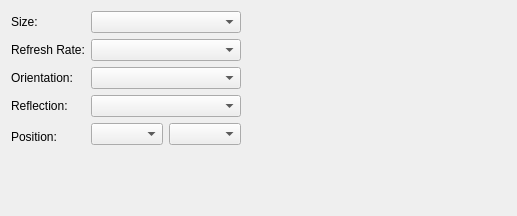
First picture: the form in src/details.ui, repository parapente/kdisplay, before the edit.
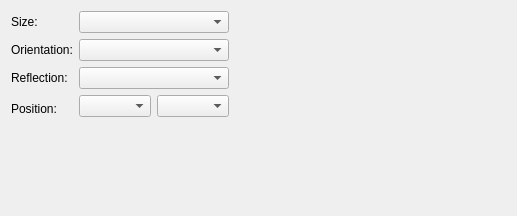
Second picture: the form after the edit. Custom widgets are drawn as their Qt base class.

Commit message: * Remove Rate Combo (Refresh rate appears in size combo) * Read current data from output and present it in the widgets

The edit to the form file:
```diff
--- a/src/details.ui
+++ b/src/details.ui
@@ -33,43 +33,33 @@
       <widget class="KComboBox" name="sizeCombo"/>
      </item>
      <item row="1" column="0">
-      <widget class="QLabel" name="RateLabel">
-       <property name="text">
-        <string>Refresh Rate:</string>
-       </property>
-      </widget>
-     </item>
-     <item row="1" column="1">
-      <widget class="KComboBox" name="rateCombo"/>
-     </item>
-     <item row="2" column="0">
       <widget class="QLabel" name="OrientationLabel">
        <property name="text">
         <string>Orientation:</string>
        </property>
       </widget>
      </item>
-     <item row="2" column="1">
+     <item row="1" column="1">
       <widget class="KComboBox" name="orientationCombo"/>
      </item>
-     <item row="3" column="0">
+     <item row="2" column="0">
       <widget class="QLabel" name="ReflectionLabel">
        <property name="text">
         <string>Reflection:</string>
        </property>
       </widget>
      </item>
-     <item row="3" column="1">
+     <item row="2" column="1">
       <widget class="KComboBox" name="reflectionCombo"/>
      </item>
-     <item row="4" column="0">
+     <item row="3" column="0">
       <widget class="QLabel" name="PositionLabel">
        <property name="text">
         <string>Position:</string>
        </property>
       </widget>
      </item>
-     <item row="4" column="1">
+     <item row="3" column="1">
       <layout class="QGridLayout" name="gridLayout">
        <item row="0" column="0">
         <widget class="KComboBox" name="posCombo1"/>
```
The commit also changes 1 other file.
